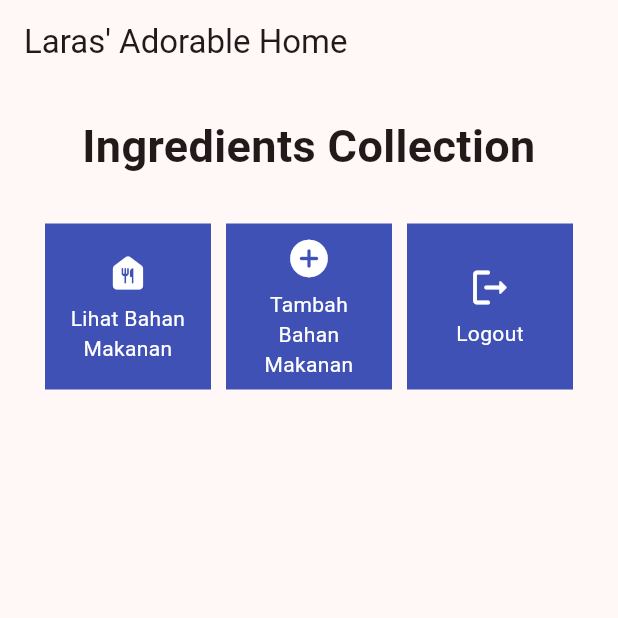
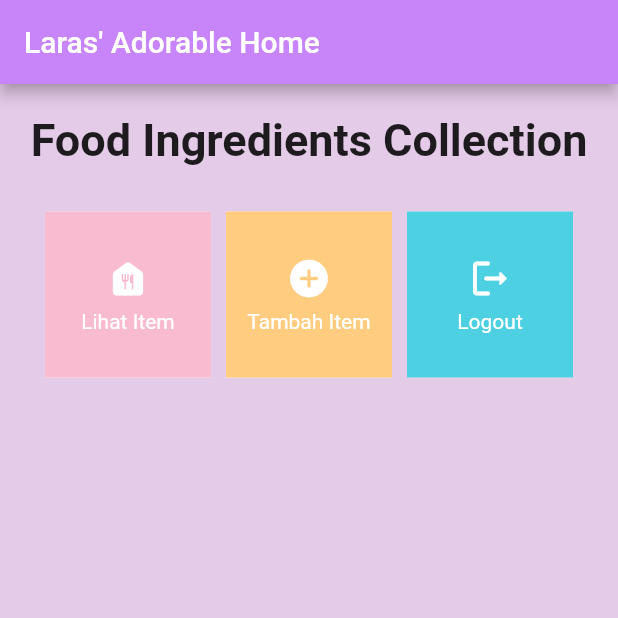
Before and after one commit to rxa15/ingredients-collection-mobile, a Flutter app: the screen it shows after launch, on a phone screen of 412 x 824 dp, the top half of it. Run offline on Flutter 3.47's test engine with Material 2 defaults, Android fonts, the phone set to English and light mode, and no system bars.

Commit message:
Finish decorating Tugas 7

```diff
--- a/lib/main.dart
+++ b/lib/main.dart
@@ -12,26 +12,10 @@ class MyApp extends StatelessWidget {
   @override
   Widget build(BuildContext context) {
     return MaterialApp(
-      title: 'Flutter Demo',
+      title: 'Ingredients Collection',
       theme: ThemeData(
-        // This is the theme of your application.
-        //
-        // TRY THIS: Try running your application with "flutter run". You'll see
-        // the application has a blue toolbar. Then, without quitting the app,
-        // try changing the seedColor in the colorScheme below to Colors.green
-        // and then invoke "hot reload" (save your changes or press the "hot
-        // reload" button in a Flutter-supported IDE, or press "r" if you used
-        // the command line to start the app).
-        //
-        // Notice that the counter didn't reset back to zero; the application
-        // state is not lost during the reload. To reset the state, use hot
-        // restart instead.
-        //
-        // This works for code too, not just values: Most code changes can be
-        // tested with just a hot reload.
-        colorScheme: ColorScheme.fromSeed(seedColor: Colors.red[100]!),
-        useMaterial3: true,
-      ),
+        scaffoldBackgroundColor: const Color.fromARGB(255, 228, 203, 232), // Background color
+        colorScheme: ColorScheme.fromSeed(seedColor: Colors.cyan.shade100)),
       home: MyHomePage(),
     );
   }
--- a/lib/menu.dart
+++ b/lib/menu.dart
@@ -1,21 +1,28 @@
 import 'package:flutter/material.dart';
+
+class Item{
+  final String name;
+  final IconData icon;
+  final Color color;
+
+  Item(this.name, this.icon, this.color);
+}
 
 class MyHomePage extends StatelessWidget {
   MyHomePage({Key? key}) : super(key: key);
 
-  final List<FoodIngredients> ingredients = [
-    FoodIngredients("Lihat Bahan Makanan", Icons.food_bank_rounded),
-    FoodIngredients("Tambah Bahan Makanan", Icons.add_circle_rounded),
-    FoodIngredients("Logout", Icons.logout_rounded),
+  final List<Item> items = [
+    Item("Lihat Item", Icons.food_bank_rounded,Colors.pink[100]!),
+    Item("Tambah Item", Icons.add_circle_rounded,Colors.orange[200]!),
+    Item("Logout", Icons.logout_rounded, Colors.cyan[300]!),
   ];
 
-  @override
+@override
 Widget build(BuildContext context) {
   return Scaffold(
       appBar: AppBar(
-        title: const Text(
-          "Laras' Adorable Home",
-        ),
+        title: const Text("Laras' Adorable Home"),
+        backgroundColor: const Color.fromRGBO(199, 133, 249,1.0),
       ),
       body: SingleChildScrollView(
         // Widget wrapper yang dapat discroll
@@ -28,7 +35,7 @@ Widget build(BuildContext context) {
                 padding: EdgeInsets.only(top: 10.0, bottom: 10.0),
                 // Widget Text untuk menampilkan tulisan dengan alignment center dan style yang sesuai
                 child: Text(
-                  'Ingredients Collection', // Text yang menandakan toko
+                  'Food Ingredients Collection', // Text yang menandakan nama inventory
                   textAlign: TextAlign.center,
                   style: TextStyle(
                     fontSize: 30,
@@ -36,6 +43,7 @@ Widget build(BuildContext context) {
                   ),
                 ),
               ),
+
               // Grid layout
               GridView.count(
                 // Container pada card kita
@@ -45,9 +53,9 @@ Widget build(BuildContext context) {
                 mainAxisSpacing: 10,
                 crossAxisCount: 3,
                 shrinkWrap: true,
-                children: ingredients.map((ingredient) {
+                children: items.map((item) {
                 // Iterasi untuk setiap item
-                return ShopCard(ingredient);
+                return ItemCard(item);
                 }).toList(),
               ),
             ],
@@ -58,22 +66,14 @@ Widget build(BuildContext context) {
 }
 }
 
-class FoodIngredients{
-  final String name;
-  final IconData icon;
+class ItemCard extends StatelessWidget {
+  final Item item;
 
-  FoodIngredients(this.name, this.icon);
-}
-
-class ShopCard extends StatelessWidget {
-  final FoodIngredients ingredients;
-
-  const ShopCard(this.ingredients, {Key? key}) : super(key: key); // Constructor
+  const ItemCard(this.item, {Key? key}) : super(key: key); // Constructor
 
   @override
   Widget build(BuildContext context) {
     return Material(
-      color: Colors.indigo,
       child: InkWell(
         // Area responsive terhadap sentuhan
         onTap: () {
@@ -81,23 +81,24 @@ class ShopCard extends StatelessWidget {
           ScaffoldMessenger.of(context)
             ..hideCurrentSnackBar()
             ..showSnackBar(SnackBar(
-                content: Text("Kamu telah menekan tombol ${ingredients.name}!")));
+                content: Text("Kamu telah menekan tombol ${item.name}!")));
         },
         child: Container(
           // Container untuk menyimpan Icon dan Text
           padding: const EdgeInsets.all(8),
+          color: item.color,
           child: Center(
             child: Column(
               mainAxisAlignment: MainAxisAlignment.center,
               children: [
                 Icon(
-                  ingredients.icon,
+                  item.icon,
                   color: Colors.white,
                   size: 30.0,
                 ),
                 const Padding(padding: EdgeInsets.all(3)),
                 Text(
-                  ingredients.name,
+                  item.name,
                   textAlign: TextAlign.center,
                   style: const TextStyle(color: Colors.white),
                 ),
```
